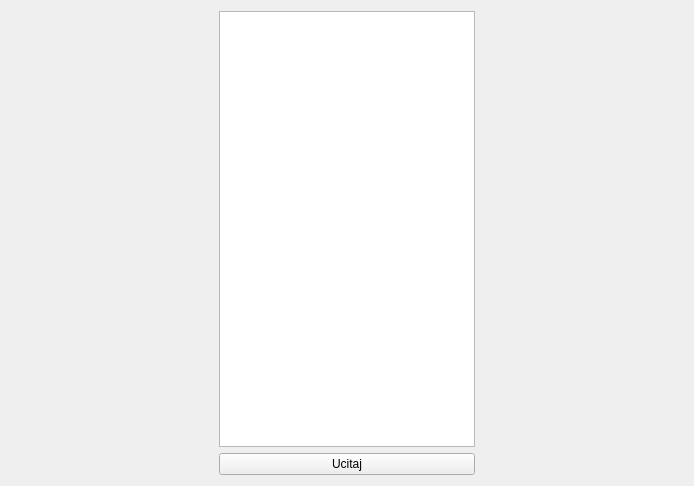
Qt form datoteka.ui (trznjak/rs15-15) before a commit.
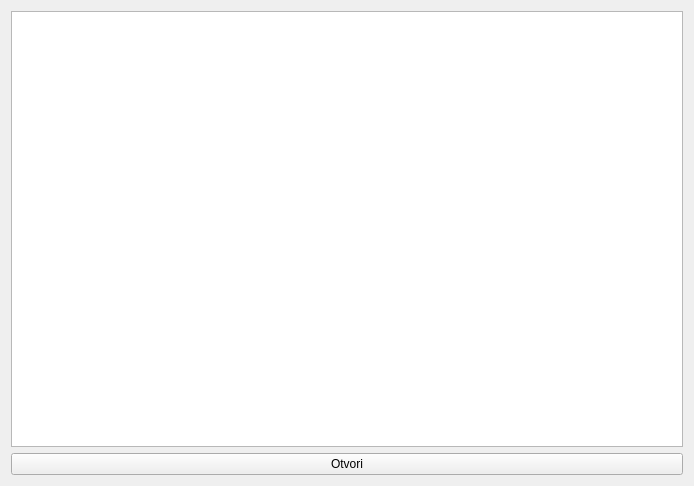
The same form after that commit.

Commit message: izmene u datoteka.cpp

```diff
--- a/datoteka.ui
+++ b/datoteka.ui
@@ -16,19 +16,6 @@
   <layout class="QVBoxLayout" name="verticalLayout_2">
    <item>
     <layout class="QHBoxLayout" name="horizontalLayout">
-     <item>
-      <spacer name="horizontalSpacer_2">
-       <property name="orientation">
-        <enum>Qt::Horizontal</enum>
-       </property>
-       <property name="sizeHint" stdset="0">
-        <size>
-         <width>40</width>
-         <height>20</height>
-        </size>
-       </property>
-      </spacer>
-     </item>
      <item>
       <layout class="QVBoxLayout" name="verticalLayout">
        <item>
@@ -37,25 +24,12 @@
        <item>
         <widget class="QPushButton" name="pushButton">
          <property name="text">
-          <string>Ucitaj</string>
+          <string>Otvori</string>
          </property>
         </widget>
        </item>
       </layout>
      </item>
-     <item>
-      <spacer name="horizontalSpacer">
-       <property name="orientation">
-        <enum>Qt::Horizontal</enum>
-       </property>
-       <property name="sizeHint" stdset="0">
-        <size>
-         <width>40</width>
-         <height>20</height>
-        </size>
-       </property>
-      </spacer>
-     </item>
     </layout>
    </item>
   </layout>
```
The commit also changes 3 other files.
